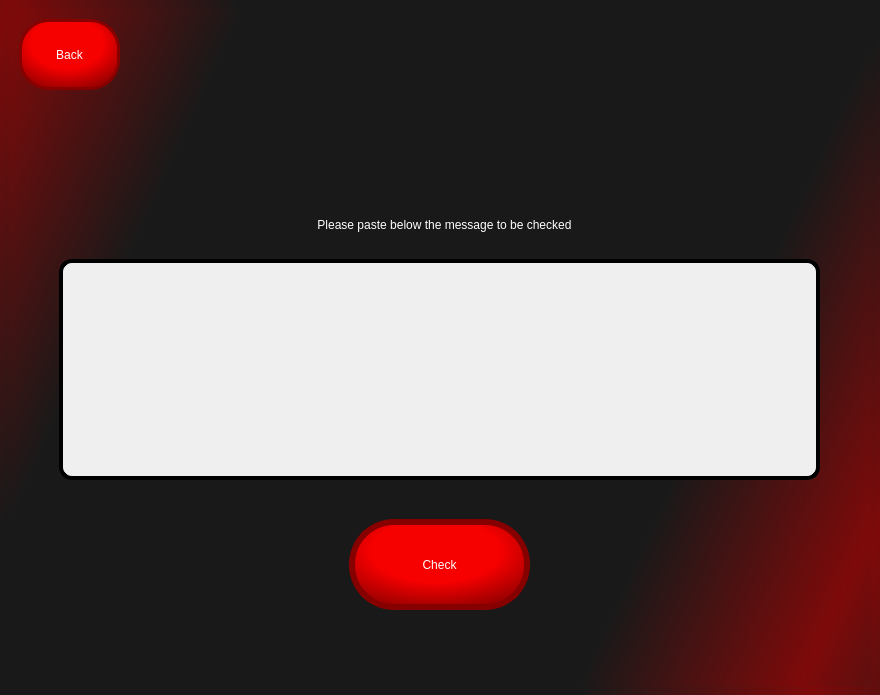
Above: GUIs/ApplicationGUI.ui from mawag511/Unscammed before the change. Below: the same form after it.
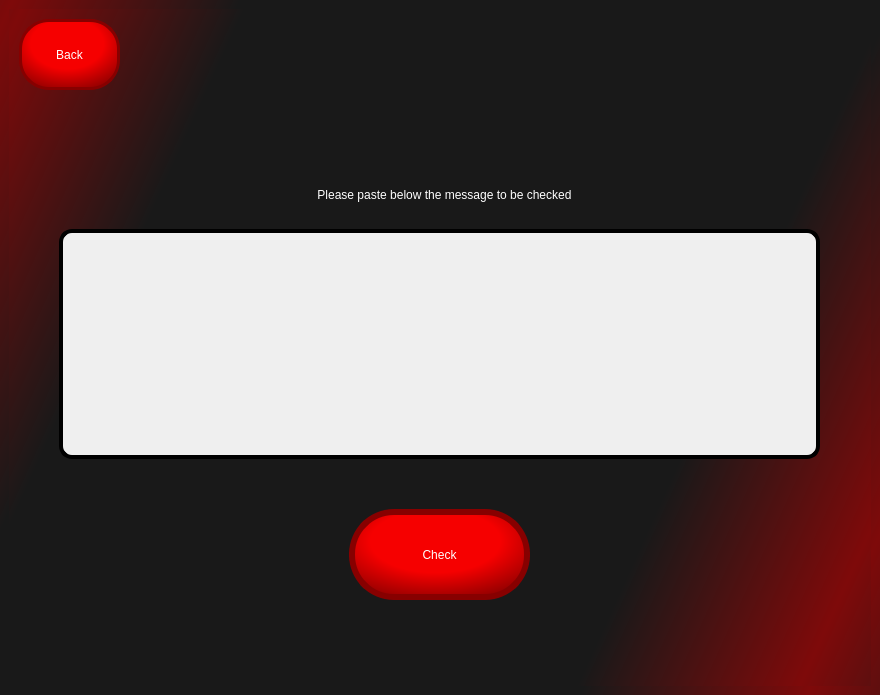
That is the form after the change. The open tabs and pages were chosen to show the change. Icons and pictures are not drawn.

```diff
--- a/GUIs/ApplicationGUI.ui
+++ b/GUIs/ApplicationGUI.ui
@@ -139,9 +139,9 @@
         <property name="geometry">
          <rect>
           <x>50</x>
-          <y>250</y>
+          <y>220</y>
           <width>761</width>
-          <height>221</height>
+          <height>230</height>
          </rect>
         </property>
         <property name="styleSheet">
@@ -182,7 +182,7 @@
         <property name="geometry">
          <rect>
           <x>160</x>
-          <y>190</y>
+          <y>160</y>
           <width>551</width>
           <height>51</height>
          </rect>
@@ -206,7 +206,7 @@
         <property name="geometry">
          <rect>
           <x>340</x>
-          <y>510</y>
+          <y>500</y>
           <width>181</width>
           <height>91</height>
          </rect>
```
Left out of the diff: 30 changed lines with no effect on the pictures.
